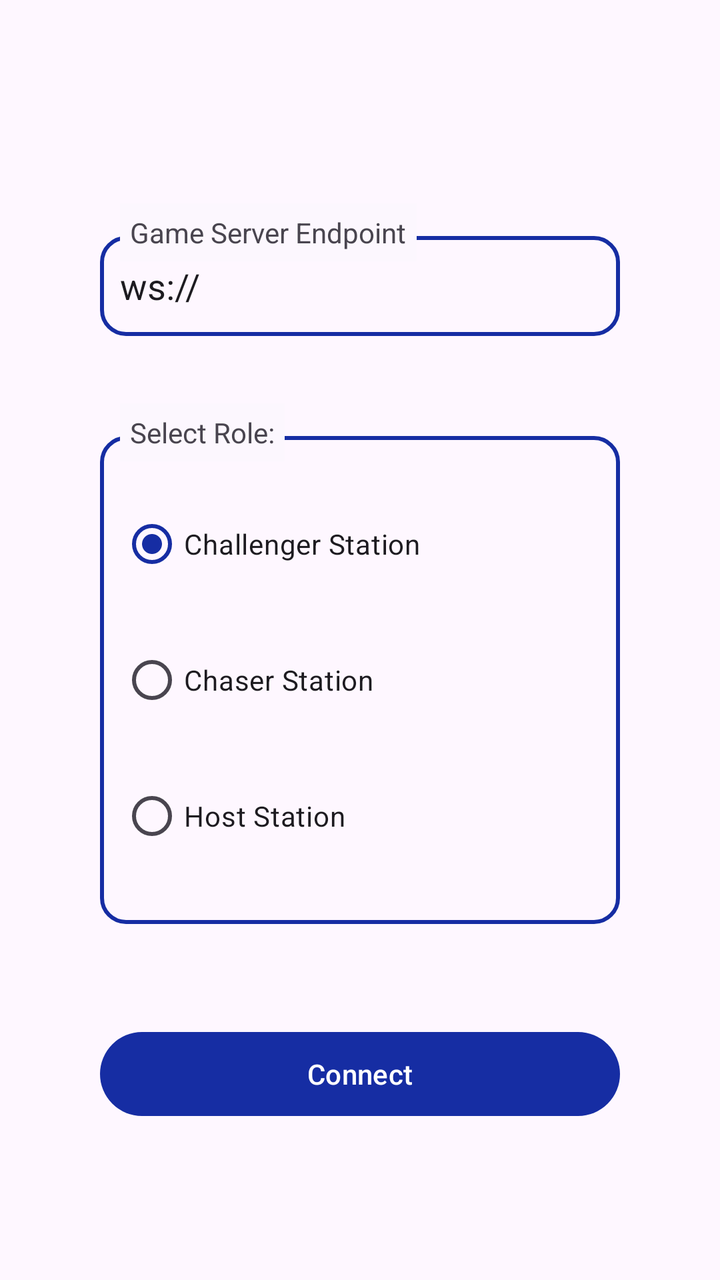
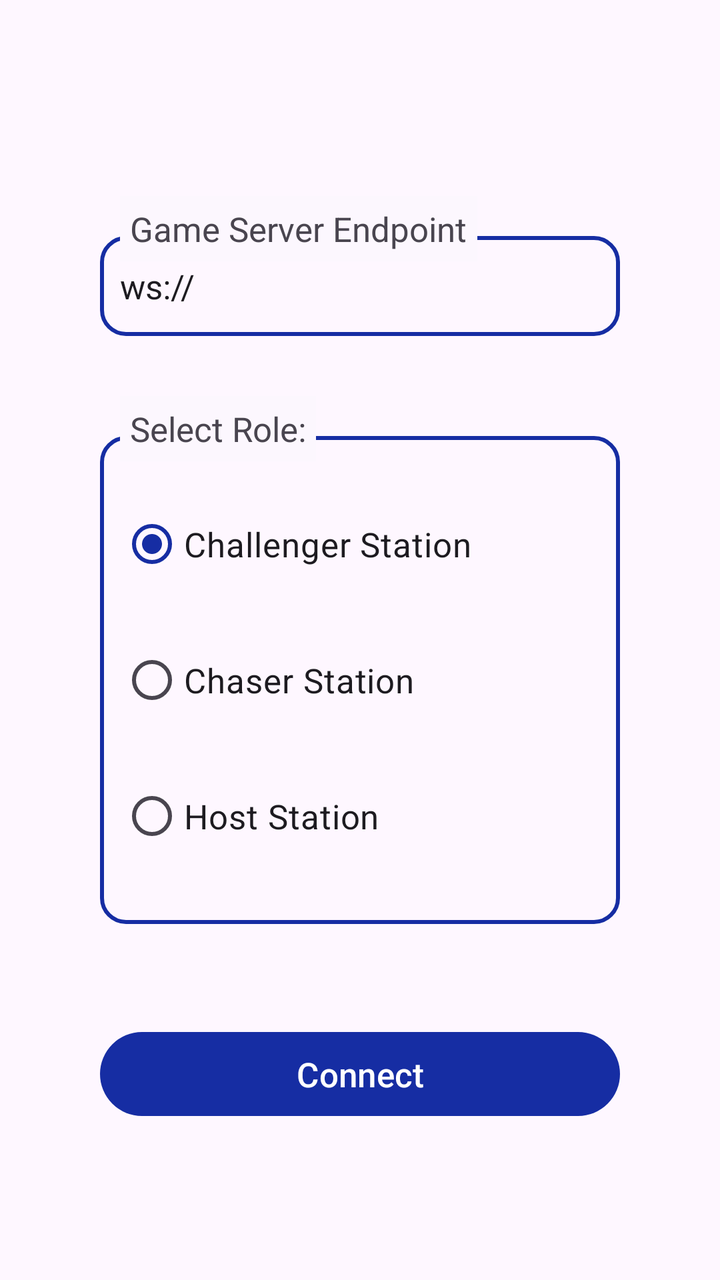

The first picture is an Android layout as it rendered before a commit; the second is the same layout after the commit. The layout source and the unified diff follow.
<!-- AndroidManifest.xml: application theme Theme.AndroidClient -->
<!-- res/layout/activity_main.xml -->
<?xml version="1.0" encoding="utf-8"?>
<androidx.constraintlayout.widget.ConstraintLayout xmlns:android="http://schemas.android.com/apk/res/android"
    xmlns:app="http://schemas.android.com/apk/res-auto"
    xmlns:tools="http://schemas.android.com/tools"
    android:id="@+id/main"
    android:layout_width="match_parent"
    android:layout_height="match_parent"
    tools:context=".MainActivity">


    <EditText
        android:layout_width="match_parent"
        android:layout_height="50dp"
        android:layout_marginStart="50dp"
        android:layout_marginEnd="50dp"
        android:padding="10dp"
        android:id="@+id/etEndpoint"
        android:inputType="textUri"
        android:text="ws://"
        android:background="@drawable/dr_border_rounded_blue"
        android:autofillHints="no"
        android:importantForAccessibility="no"
        app:layout_constraintStart_toStartOf="parent"
        app:layout_constraintEnd_toEndOf="parent"
        app:layout_constraintTop_toTopOf="parent"
        app:layout_constraintBottom_toBottomOf="parent"
        app:layout_constraintVertical_bias="0.2"/>

    <TextView
        android:layout_width="wrap_content"
        android:layout_height="wrap_content"
        android:labelFor="@id/etEndpoint"
        android:background="@color/white"
        android:text="@string/lb_endpoint"
        android:layout_marginBottom="-13dp"
        android:layout_marginStart="10dp"
        android:padding="5dp"
        app:layout_constraintBottom_toTopOf="@id/etEndpoint"
        app:layout_constraintStart_toStartOf="@id/etEndpoint" />

    <RadioGroup
        android:layout_width="match_parent"
        android:layout_height="wrap_content"
        android:id="@+id/rgRoleSelect"
        android:layout_marginTop="50dp"
        android:layout_marginStart="50dp"
        android:layout_marginEnd="50dp"
        android:padding="10dp"
        android:checkedButton="@id/rbPlayerStation"
        android:background="@drawable/dr_border_rounded_blue"
        app:layout_constraintStart_toStartOf="@id/etEndpoint"
        app:layout_constraintEnd_toEndOf="@id/etEndpoint"
        app:layout_constraintHorizontal_bias="0"
        app:layout_constraintTop_toBottomOf="@id/etEndpoint">

        <RadioButton
            android:layout_width="match_parent"
            android:layout_height="wrap_content"
            android:id="@+id/rbPlayerStation"
            android:checked="true"
            android:layout_marginTop="20dp"
            android:layout_marginBottom="10dp"
            android:text="@string/lb_challenger_station"/>

        <RadioButton
            android:layout_width="match_parent"
            android:layout_height="wrap_content"
            android:id="@+id/rbChaserStation"
            android:layout_marginTop="10dp"
            android:layout_marginBottom="10dp"
            android:text="@string/lb_chaser_station"/>

        <RadioButton
            android:layout_width="match_parent"
            android:layout_height="wrap_content"
            android:layout_marginTop="10dp"
            android:layout_marginBottom="20dp"
            android:id="@+id/rbHostStation"
            android:text="@string/lb_host_station"/>

    </RadioGroup>

    <TextView
        android:layout_width="wrap_content"
        android:layout_height="wrap_content"
        android:labelFor="@id/rgRoleSelect"
        android:layout_marginBottom="-13dp"
        android:layout_marginStart="10dp"
        android:background="@color/white"
        android:text="@string/lb_role_select"
        android:padding="5dp"
        app:layout_constraintBottom_toTopOf="@id/rgRoleSelect"
        app:layout_constraintStart_toStartOf="@id/etEndpoint" />

    <com.google.android.material.button.MaterialButton
        android:layout_width="match_parent"
        android:layout_height="50dp"
        android:id="@+id/btConnect"
        android:layout_marginTop="50dp"
        android:layout_marginStart="50dp"
        android:layout_marginEnd="50dp"
        android:text="@string/lb_connect"
        app:layout_constraintStart_toStartOf="@id/etEndpoint"
        app:layout_constraintEnd_toEndOf="@id/etEndpoint"
        app:layout_constraintTop_toBottomOf="@id/rgRoleSelect"/>

    <ProgressBar
        android:layout_width="wrap_content"
        android:layout_height="wrap_content"
        android:id="@+id/pbProgressIndicator"
        android:indeterminate="true"
        android:indeterminateTint="@color/color_blue"
        android:visibility="gone"
        app:layout_constraintStart_toStartOf="parent"
        app:layout_constraintEnd_toEndOf="parent"
        app:layout_constraintTop_toBottomOf="@id/btConnect"
        app:layout_constraintBottom_toBottomOf="parent"/>

</androidx.constraintlayout.widget.ConstraintLayout>
<!-- resources referenced by this layout -->
<resources>
  <color name="color_blue">#FF162DA3</color>
  <color name="white">#FFFCF7FE</color>
  <!-- drawable dr_border_rounded_blue (drawable) -->
  <?xml version="1.0" encoding="utf-8"?>
  <shape xmlns:android="http://schemas.android.com/apk/res/android"
      android:shape="rectangle">
      <solid android:color="@android:color/transparent" />
      <corners android:radius="12dp" />
      <stroke
          android:width="2dp"
          android:color="@color/color_blue" />
  </shape>
  <string name="lb_challenger_station">Challenger Station</string>
  <string name="lb_chaser_station">Chaser Station</string>
  <string name="lb_connect">Connect</string>
  <string name="lb_endpoint">Game Server Endpoint</string>
  <string name="lb_host_station">Host Station</string>
  <string name="lb_role_select">Select Role:</string>
  <style name="Theme.AndroidClient" parent="Base.Theme.AndroidClient" />
  <style name="Base.Theme.AndroidClient" parent="Theme.Material3.Light.NoActionBar">
          
          <item name="colorPrimary">@color/color_blue</item>
      </style>
</resources>

<!-- the commit's change to res/layout/activity_main.xml (unified diff, before → after) -->
@@ -17,6 +17,7 @@
         android:id="@+id/etEndpoint"
         android:inputType="textUri"
         android:text="ws://"
+        android:textSize="17sp"
         android:background="@drawable/dr_border_rounded_blue"
         android:autofillHints="no"
         android:importantForAccessibility="no"
@@ -32,6 +33,7 @@
         android:labelFor="@id/etEndpoint"
         android:background="@color/white"
         android:text="@string/lb_endpoint"
+        android:textSize="17sp"
         android:layout_marginBottom="-13dp"
         android:layout_marginStart="10dp"
         android:padding="5dp"
@@ -60,7 +62,8 @@
             android:checked="true"
             android:layout_marginTop="20dp"
             android:layout_marginBottom="10dp"
-            android:text="@string/lb_challenger_station"/>
+            android:text="@string/lb_challenger_station"
+            android:textSize="17sp"/>
 
         <RadioButton
             android:layout_width="match_parent"
@@ -68,7 +71,8 @@
             android:id="@+id/rbChaserStation"
             android:layout_marginTop="10dp"
             android:layout_marginBottom="10dp"
-            android:text="@string/lb_chaser_station"/>
+            android:text="@string/lb_chaser_station"
+            android:textSize="17sp"/>
 
         <RadioButton
             android:layout_width="match_parent"
@@ -76,7 +80,8 @@
             android:layout_marginTop="10dp"
             android:layout_marginBottom="20dp"
             android:id="@+id/rbHostStation"
-            android:text="@string/lb_host_station"/>
+            android:text="@string/lb_host_station"
+            android:textSize="17sp"/>
 
     </RadioGroup>
 
@@ -88,6 +93,7 @@
         android:layout_marginStart="10dp"
         android:background="@color/white"
         android:text="@string/lb_role_select"
+        android:textSize="17sp"
         android:padding="5dp"
         app:layout_constraintBottom_toTopOf="@id/rgRoleSelect"
         app:layout_constraintStart_toStartOf="@id/etEndpoint" />
@@ -100,6 +106,7 @@
         android:layout_marginStart="50dp"
         android:layout_marginEnd="50dp"
         android:text="@string/lb_connect"
+        android:textSize="17sp"
         app:layout_constraintStart_toStartOf="@id/etEndpoint"
         app:layout_constraintEnd_toEndOf="@id/etEndpoint"
         app:layout_constraintTop_toBottomOf="@id/rgRoleSelect"/>
